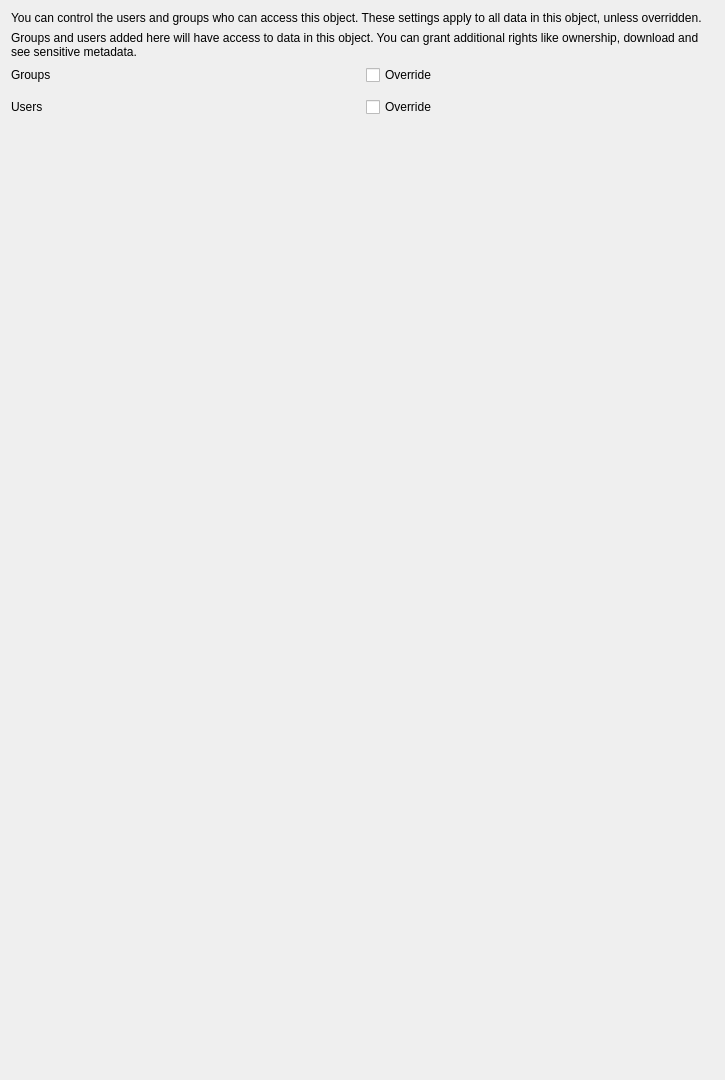
UoA-eResearch/mytardis_ime, file ime/ui/ui_overridable_access_control_tab.ui: the form before one commit.
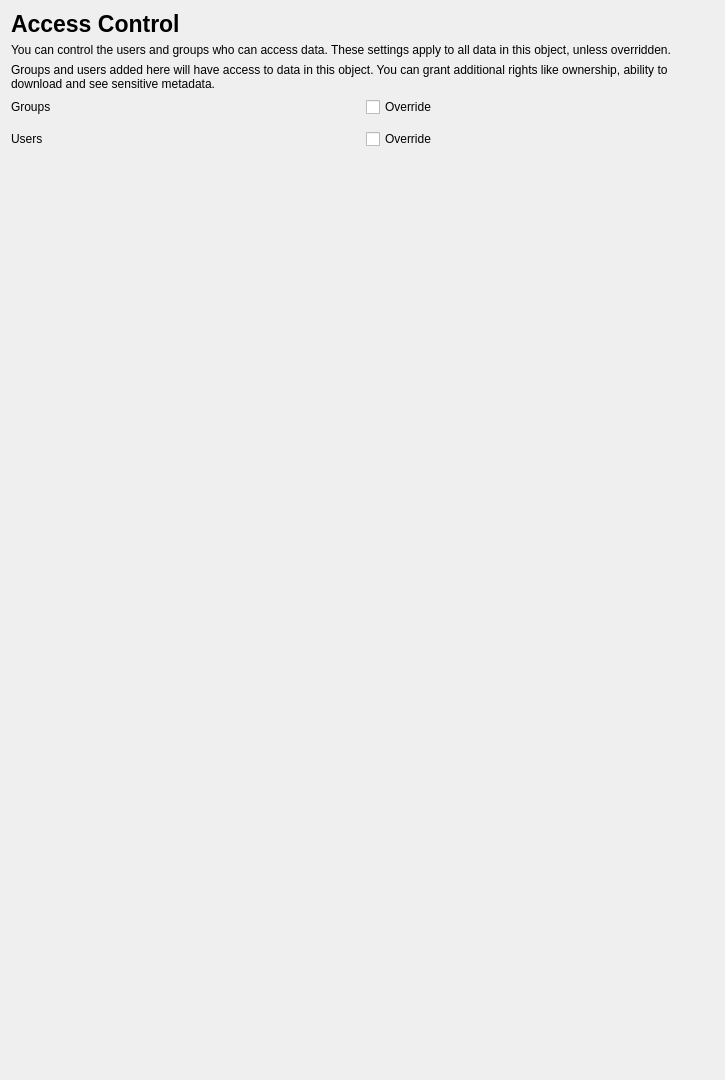
The form after the commit. Custom widgets are drawn as their Qt base class.

Commit message: Update copy for access control

```diff
--- a/ime/ui/ui_overridable_access_control_tab.ui
+++ b/ime/ui/ui_overridable_access_control_tab.ui
@@ -26,10 +26,24 @@
    <string>Form</string>
   </property>
   <layout class="QVBoxLayout" name="verticalLayout">
+   <item>
+    <widget class="QLabel" name="label_5">
+     <property name="font">
+      <font>
+       <pointsize>17</pointsize>
+       <weight>75</weight>
+       <bold>true</bold>
+      </font>
+     </property>
+     <property name="text">
+      <string>Access Control</string>
+     </property>
+    </widget>
+   </item>
    <item>
     <widget class="QLabel" name="label_3">
      <property name="text">
-      <string>You can control the users and groups who can access this object. These settings apply to all data in this object, unless overridden.</string>
+      <string>You can control the users and groups who can access data. These settings apply to all data in this object, unless overridden.</string>
      </property>
      <property name="wordWrap">
       <bool>true</bool>
@@ -39,7 +53,7 @@
    <item>
     <widget class="QLabel" name="label_4">
      <property name="text">
-      <string>Groups and users added here will have access to data in this object. You can grant additional rights like ownership, download and see sensitive metadata.</string>
+      <string>Groups and users added here will have access to data in this object. You can grant additional rights like ownership, ability to download and see sensitive metadata.</string>
      </property>
      <property name="wordWrap">
       <bool>true</bool>
```
The commit also changes 5 other files.
